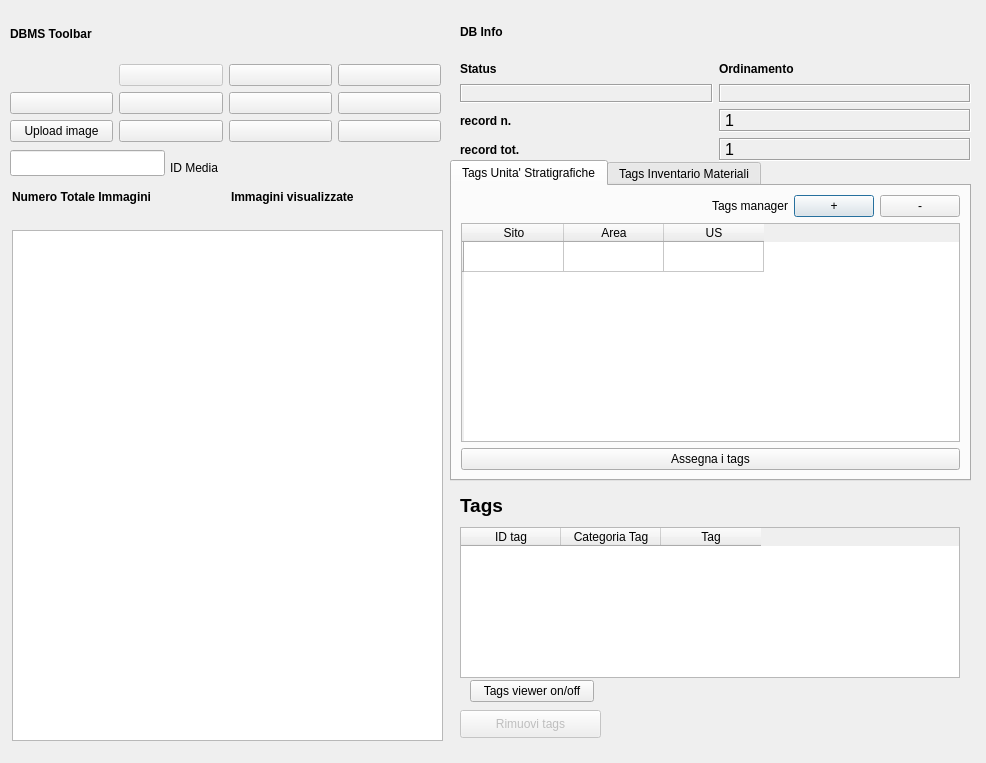
pyarchinit/pyarchinit, file gui/ui/pyarchinit_image_viewer_dialog.ui: the form before one commit.
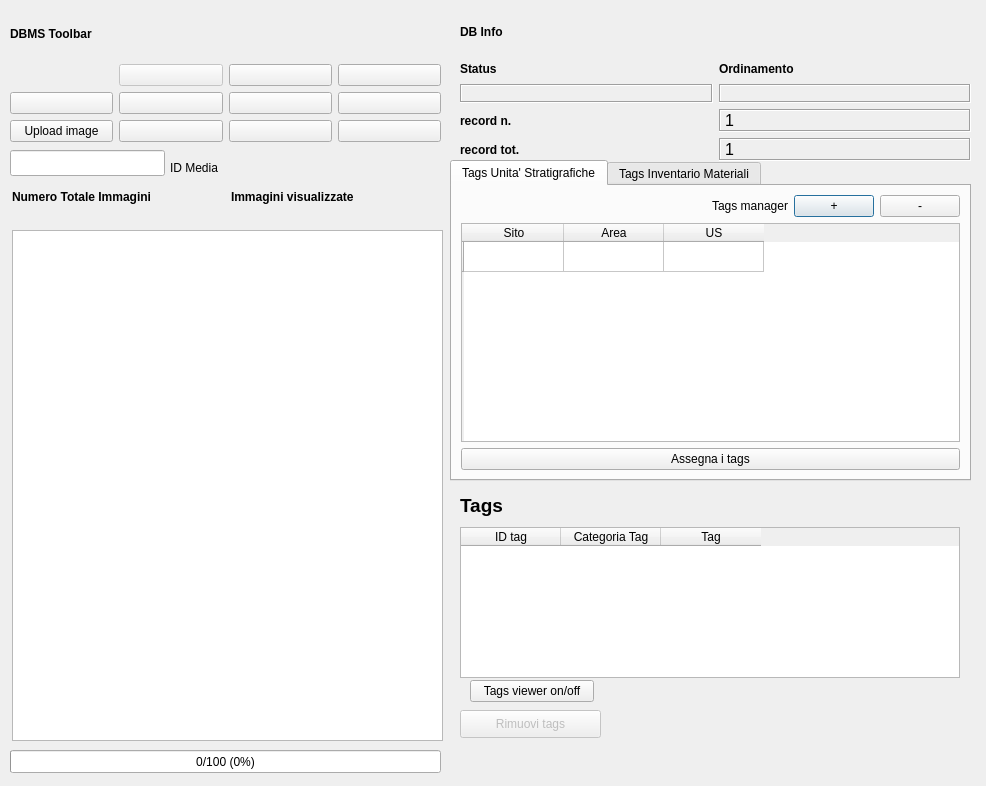
The form after the commit. Icons and pictures are not drawn.

Diff of the .ui file:
```diff
--- a/gui/ui/pyarchinit_image_viewer_dialog.ui
+++ b/gui/ui/pyarchinit_image_viewer_dialog.ui
@@ -7,7 +7,7 @@
     <x>0</x>
     <y>0</y>
     <width>986</width>
-    <height>763</height>
+    <height>786</height>
    </rect>
   </property>
   <property name="windowTitle">
@@ -963,6 +963,22 @@
     </item>
    </layout>
   </widget>
+  <widget class="QProgressBar" name="progressBar">
+   <property name="geometry">
+    <rect>
+     <x>10</x>
+     <y>750</y>
+     <width>431</width>
+     <height>23</height>
+    </rect>
+   </property>
+   <property name="value">
+    <number>0</number>
+   </property>
+   <property name="format">
+    <string>%v/%m (%p%)</string>
+   </property>
+  </widget>
  </widget>
  <resources>
   <include location="../../../../../../../../../../../.qgis2/python/plugins/pyarchinit/modules/gui/resources.qrc"/>
```
